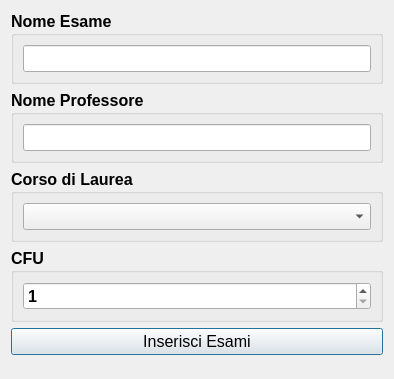
The window that gui/segreteria_dialog_inserisci_esame_gui.ui (VikSn0w/StudiSync) describes before a commit, drawn with Qt 5.
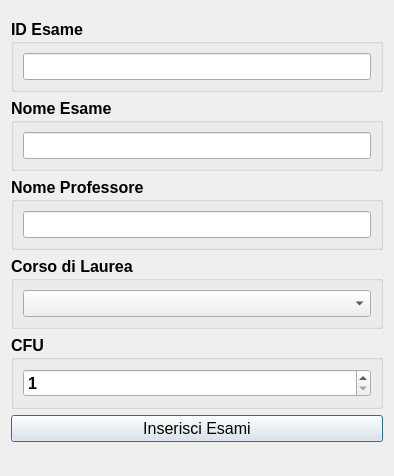
The same window after the commit.

Commit message:
Rework della GUI di fornitura_date_esami
fornitura_date_esami completamente funzionante

rework del sistema per chiamare le tabelle

aggiunta funzione di update_row

Diff of the .ui file:
```diff
--- a/gui/segreteria_dialog_inserisci_esame_gui.ui
+++ b/gui/segreteria_dialog_inserisci_esame_gui.ui
@@ -7,25 +7,31 @@
     <x>0</x>
     <y>0</y>
     <width>394</width>
-    <height>379</height>
+    <height>476</height>
    </rect>
   </property>
   <property name="windowTitle">
    <string>StudiSync - Segreteria Inserisci Esame</string>
   </property>
   <layout class="QGridLayout" name="gridLayout">
-   <item row="6" column="0">
-    <spacer name="verticalSpacer_7">
-     <property name="orientation">
-      <enum>Qt::Vertical</enum>
+   <item row="4" column="0">
+    <widget class="QGroupBox" name="groupBox_3">
+     <property name="font">
+      <font>
+       <pointsize>12</pointsize>
+       <weight>75</weight>
+       <bold>true</bold>
+      </font>
      </property>
-     <property name="sizeHint" stdset="0">
-      <size>
-       <width>20</width>
-       <height>40</height>
-      </size>
+     <property name="title">
+      <string>Corso di Laurea</string>
      </property>
-    </spacer>
+     <layout class="QVBoxLayout" name="verticalLayout_3">
+      <item>
+       <widget class="QComboBox" name="comboBoxLaurea"/>
+      </item>
+     </layout>
+    </widget>
    </item>
    <item row="0" column="0">
     <spacer name="verticalSpacer_6">
@@ -40,68 +46,7 @@
      </property>
     </spacer>
    </item>
-   <item row="5" column="0">
-    <widget class="QPushButton" name="InsertEsameButton">
-     <property name="font">
-      <font>
-       <pointsize>12</pointsize>
-      </font>
-     </property>
-     <property name="text">
-      <string>Inserisci Esami</string>
-     </property>
-    </widget>
-   </item>
    <item row="2" column="0">
-    <widget class="QGroupBox" name="groupBox_2">
-     <property name="font">
-      <font>
-       <pointsize>12</pointsize>
-       <weight>75</weight>
-       <bold>true</bold>
-      </font>
-     </property>
-     <property name="title">
-      <string>Nome Professore</string>
-     </property>
-     <layout class="QVBoxLayout" name="verticalLayout_2">
-      <item>
-       <widget class="QLineEdit" name="NomeProfessoreField">
-        <property name="font">
-         <font>
-          <pointsize>12</pointsize>
-          <weight>50</weight>
-          <bold>false</bold>
-         </font>
-        </property>
-        <property name="text">
-         <string/>
-        </property>
-       </widget>
-      </item>
-     </layout>
-    </widget>
-   </item>
-   <item row="3" column="0">
-    <widget class="QGroupBox" name="groupBox_3">
-     <property name="font">
-      <font>
-       <pointsize>12</pointsize>
-       <weight>75</weight>
-       <bold>true</bold>
-      </font>
-     </property>
-     <property name="title">
-      <string>Corso di Laurea</string>
-     </property>
-     <layout class="QVBoxLayout" name="verticalLayout_3">
-      <item>
-       <widget class="QComboBox" name="comboBoxLaurea"/>
-      </item>
-     </layout>
-    </widget>
-   </item>
-   <item row="1" column="0">
     <widget class="QGroupBox" name="groupBox">
      <property name="font">
       <font>
@@ -131,7 +76,7 @@
      </layout>
     </widget>
    </item>
-   <item row="4" column="0">
+   <item row="5" column="0">
     <widget class="QGroupBox" name="groupBox_4">
      <property name="font">
       <font>
@@ -154,6 +99,91 @@
      </layout>
     </widget>
    </item>
+   <item row="3" column="0">
+    <widget class="QGroupBox" name="groupBox_2">
+     <property name="font">
+      <font>
+       <pointsize>12</pointsize>
+       <weight>75</weight>
+       <bold>true</bold>
+      </font>
+     </property>
+     <property name="title">
+      <string>Nome Professore</string>
+     </property>
+     <layout class="QVBoxLayout" name="verticalLayout_2">
+      <item>
+       <widget class="QLineEdit" name="NomeProfessoreField">
+        <property name="font">
+         <font>
+          <pointsize>12</pointsize>
+          <weight>50</weight>
+          <bold>false</bold>
+         </font>
+        </property>
+        <property name="text">
+         <string/>
+        </property>
+       </widget>
+      </item>
+     </layout>
+    </widget>
+   </item>
+   <item row="6" column="0">
+    <widget class="QPushButton" name="InsertEsameButton">
+     <property name="font">
+      <font>
+       <pointsize>12</pointsize>
+      </font>
+     </property>
+     <property name="text">
+      <string>Inserisci Esami</string>
+     </property>
+    </widget>
+   </item>
+   <item row="7" column="0">
+    <spacer name="verticalSpacer_7">
+     <property name="orientation">
+      <enum>Qt::Vertical</enum>
+     </property>
+     <property name="sizeHint" stdset="0">
+      <size>
+       <width>20</width>
+       <height>40</height>
+      </size>
+     </property>
+    </spacer>
+   </item>
+   <item row="1" column="0">
+    <widget class="QGroupBox" name="groupBox_5">
+     <property name="font">
+      <font>
+       <pointsize>12</pointsize>
+       <weight>75</weight>
+       <bold>true</bold>
+      </font>
+     </property>
+     <property name="title">
+      <string>ID Esame</string>
+     </property>
+     <layout class="QVBoxLayout" name="verticalLayout_4">
+      <item>
+       <widget class="QLineEdit" name="IDEsame">
+        <property name="font">
+         <font>
+          <pointsize>12</pointsize>
+          <weight>50</weight>
+          <bold>false</bold>
+         </font>
+        </property>
+        <property name="text">
+         <string/>
+        </property>
+       </widget>
+      </item>
+     </layout>
+    </widget>
+   </item>
   </layout>
  </widget>
  <resources/>
```
The commit also changes 16 other files.
